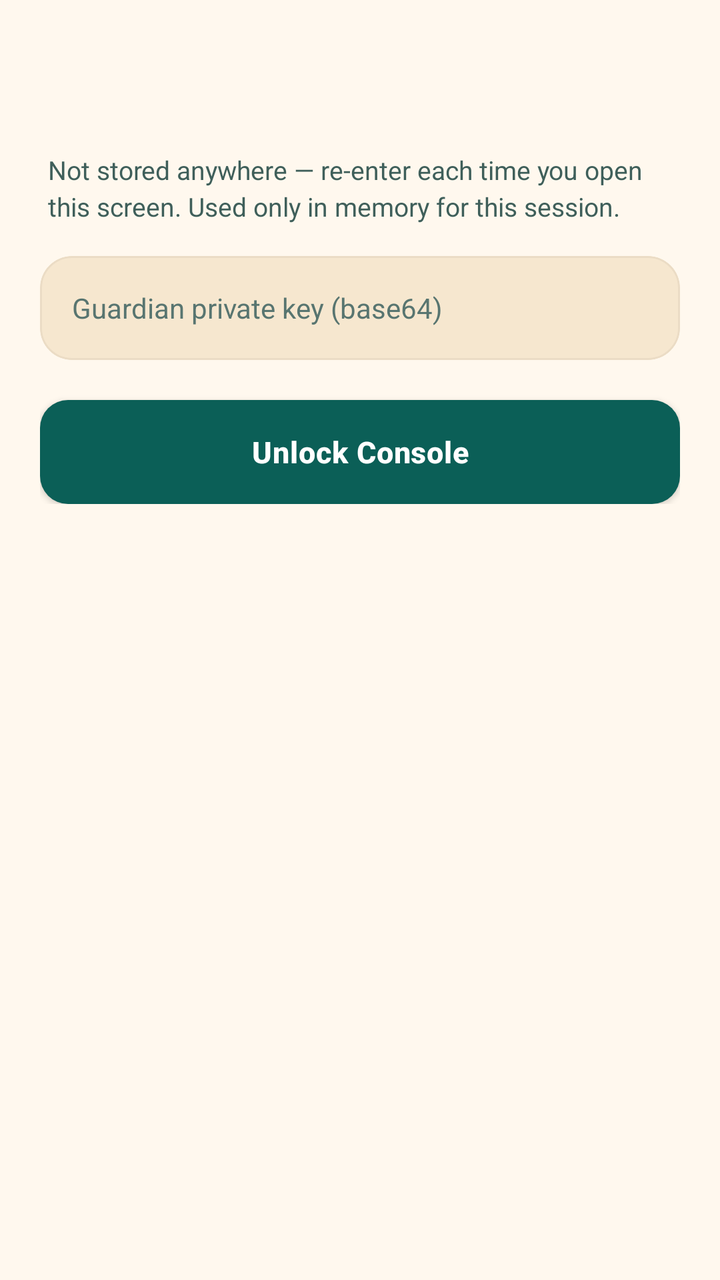
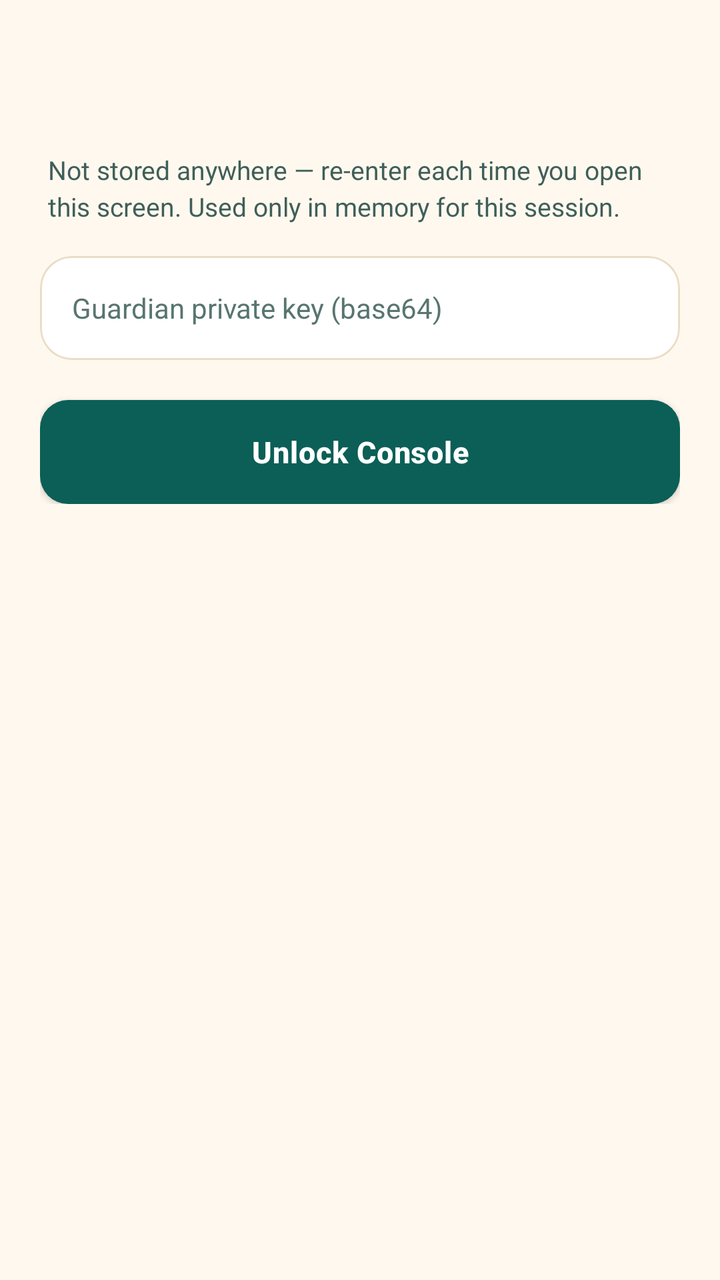

An Android layout rendered at two revisions. The XML below is the earlier revision; the diff shows what the commit changed to produce the second picture.
<!-- AndroidManifest.xml: application theme AppTheme -->
<!-- res/layout/guardian_console.xml -->
<androidx.coordinatorlayout.widget.CoordinatorLayout
	xmlns:android="http://schemas.android.com/apk/res/android"
	xmlns:app="http://schemas.android.com/apk/res-auto"
	xmlns:tools="http://schemas.android.com/tools"
	android:id="@+id/_coordinator"
	android:layout_width="match_parent"
	android:layout_height="match_parent">
	<com.google.android.material.appbar.AppBarLayout
		android:id="@+id/_app_bar"
		android:layout_width="match_parent"
		android:layout_height="wrap_content"
		android:theme="@style/AppTheme.AppBarOverlay"
		app:elevation="0dp"
		android:stateListAnimator="@null">
		<androidx.appcompat.widget.Toolbar
			android:id="@+id/_toolbar"
			android:layout_width="match_parent"
			android:layout_height="?attr/actionBarSize"
			android:background="?attr/appBarColor"
			app:popupTheme="@style/AppTheme.PopupOverlay" />
	</com.google.android.material.appbar.AppBarLayout>
	<androidx.core.widget.NestedScrollView
		android:layout_width="match_parent"
		android:layout_height="match_parent"
		android:background="@color/colorBackground"
		android:fillViewport="true"
		android:overScrollMode="never"
		app:layout_behavior="@string/appbar_scrolling_view_behavior">
		<LinearLayout
			android:id="@+id/linear32"
			android:layout_width="match_parent"
			android:layout_height="wrap_content"
			android:padding="20dp"
			android:orientation="vertical">
			<LinearLayout
				android:id="@+id/sectionKeyEntry"
				android:layout_width="match_parent"
				android:layout_height="wrap_content"
				android:orientation="vertical">
				<TextView
					android:id="@+id/textview46"
					android:layout_width="match_parent"
					android:layout_height="wrap_content"
					android:layout_marginBottom="16dp"
					android:text="Not stored anywhere — re-enter each time you open this screen. Used only in memory for this session."
					android:textSize="13sp"
					android:textColor="@color/colorTextSecondary"
					android:layout_marginStart="4dp"
					android:lineSpacingExtra="3dp"
					android:focusable="false" />
				<com.google.android.material.card.MaterialCardView
					android:id="@+id/cardview22"
					android:layout_width="match_parent"
					android:layout_height="wrap_content"
					app:cardBackgroundColor="@color/colorSurfaceRaised"
					app:cardCornerRadius="16dp"
					app:cardElevation="0dp"
					app:strokeColor="@color/colorCardStroke"
					app:strokeWidth="1dp">
					<EditText
						android:id="@+id/etGuardianKey"
						android:layout_width="match_parent"
						android:layout_height="52dp"
						android:background="@android:color/transparent"
						android:gravity="center_vertical"
						android:textSize="14sp"
						android:textColor="@color/colorTextPrimary"
						android:hint="Guardian private key (base64)"
						android:inputType="textPassword"
						android:focusable="true"
						android:focusableInTouchMode="true"
						android:paddingHorizontal="16dp" />
				</com.google.android.material.card.MaterialCardView>
				<TextView
					android:id="@+id/tvKeyError"
					android:layout_width="match_parent"
					android:layout_height="wrap_content"
					android:layout_marginTop="8dp"
					android:textSize="13sp"
					android:textColor="@color/colorError"
					android:visibility="gone" />
				<com.google.android.material.button.MaterialButton
					android:id="@+id/btnUnlockConsole"
					android:layout_width="match_parent"
					android:layout_height="52dp"
					android:layout_marginTop="20dp"
					android:text="Unlock Console"
					android:textSize="15sp"
					android:textStyle="bold"
					android:textColor="@color/colorTextOnAccent"
					android:textAllCaps="false"
					app:backgroundTint="@color/colorAccent"
					app:cornerRadius="14dp"
					app:elevation="0dp" />
			</LinearLayout>
			<LinearLayout
				android:id="@+id/sectionWorklist"
				android:layout_width="match_parent"
				android:layout_height="wrap_content"
				android:orientation="vertical"
				android:visibility="gone">
				<TextView
					android:id="@+id/tvSigningAs"
					android:layout_width="match_parent"
					android:layout_height="wrap_content"
					android:layout_marginBottom="16dp"
					android:textSize="13sp"
					android:textColor="@color/colorTextSecondary"
					android:layout_marginStart="4dp"
					android:focusable="false" />
				<com.google.android.material.button.MaterialButton
					android:id="@+id/btnRefreshDisputes"
					android:layout_width="match_parent"
					android:layout_height="48dp"
					android:text="Refresh Disputes"
					android:textSize="14sp"
					android:textStyle="bold"
					android:textColor="@color/colorTextSecondary"
					android:textAllCaps="false"
					app:backgroundTint="@color/colorSurfaceRaised"
					app:cornerRadius="14dp"
					app:elevation="0dp"
					app:strokeColor="@color/colorCardStroke"
					app:strokeWidth="1dp" />
				<TextView
					android:id="@+id/tvNoDisputes"
					android:layout_width="match_parent"
					android:layout_height="wrap_content"
					android:layout_marginTop="32dp"
					android:gravity="center_horizontal|center_vertical"
					android:text="No disputed orders right now."
					android:textSize="14sp"
					android:textColor="@color/colorTextTertiary"
					android:visibility="gone"
					android:focusable="false" />
				<LinearLayout
					android:id="@+id/layoutDisputeCards"
					android:layout_width="match_parent"
					android:layout_height="wrap_content"
					android:layout_marginTop="16dp"
					android:orientation="vertical" />
			</LinearLayout>
		</LinearLayout>
	</androidx.core.widget.NestedScrollView>
</androidx.coordinatorlayout.widget.CoordinatorLayout>
<!-- resources referenced by this layout -->
<resources>
  <color name="colorAccent">#0B5F57</color>
  <color name="colorBackground">#FFF8EE</color>
  <color name="colorCardStroke">#EBDCC5</color>
  <color name="colorError">#C8443F</color>
  <color name="colorSurfaceRaised">#F6E7CF</color>
  <color name="colorTextOnAccent">#FFFFFF</color>
  <color name="colorTextPrimary">#0B2F2C</color>
  <color name="colorTextSecondary">#3F5F5A</color>
  <color name="colorTextTertiary">#587570</color>
  <style name="AppTheme.AppBarOverlay" parent="ThemeOverlay.MaterialComponents.Light">
          
          <item name="android:textColorPrimary">?attr/onAppBarColor</item>
          <item name="android:textColorSecondary">?attr/onAppBarColor</item>
          <item name="colorControlNormal">?attr/onAppBarColor</item>
          <item name="colorOnSurface">?attr/onAppBarColor</item>
      </style>
  <style name="AppTheme.PopupOverlay" parent="ThemeOverlay.MaterialComponents.Light">
          <item name="popupMenuStyle">@style/HarvanaPopupMenu</item>
          <item name="actionOverflowMenuStyle">@style/HarvanaPopupMenu</item>
      </style>
  <style name="HarvanaPopupMenu" parent="Widget.MaterialComponents.PopupMenu">
          <item name="android:popupBackground">@drawable/bg_popup_menu</item>
          <item name="android:popupElevation">10dp</item>
      </style>
  <style name="HarvanaSpinner" parent="Widget.AppCompat.Spinner">
          <item name="android:popupBackground">@color/colorSurface</item>
          <item name="android:dropDownSelector">@color/colorAccentRipple</item>
      </style>
  <!-- drawable ic_nav_back (drawable) -->
  <?xml version="1.0" encoding="utf-8"?>
  <vector xmlns:android="http://schemas.android.com/apk/res/android"
      android:width="24dp" android:height="24dp" android:viewportWidth="24" android:viewportHeight="24"
      android:autoMirrored="true"
      android:tint="?attr/colorControlNormal">
      <path android:fillColor="#FFFFFFFF" android:pathData="M20,11H7.83l5.59,-5.59L12,4l-8,8 8,8 1.41,-1.41L7.83,13H20v-2z" />
  </vector>
  <style name="HarvanaTextView" parent="android:Widget.TextView">
          <item name="android:textColor">@color/colorTextPrimary</item>
      </style>
  <color name="colorAccentDark">#084A44</color>
  <color name="colorTextPrimaryWhite">#FFFFFF</color>
  <color name="colorControlNormal">#587570</color>
  <color name="colorAccentRipple">#1A0B5F57</color>
  <color name="colorAccentStroke">#330B5F57</color>
  <color name="colorAccentStrong">#053D3A</color>
  <color name="colorSurface">#FFFFFF</color>
  <!-- drawable bg_popup_menu (drawable) -->
  <?xml version="1.0" encoding="utf-8"?>
  <shape xmlns:android="http://schemas.android.com/apk/res/android" android:shape="rectangle">
      <solid android:color="@color/colorPopupSurface" />
      <stroke android:width="1dp" android:color="@color/colorCardStroke" />
      <corners android:radius="14dp" />
  </shape>
  <style name="HarvanaDialogButton" parent="Widget.MaterialComponents.Button.TextButton.Dialog">
          <item name="android:textColor">@color/colorAccent</item>
          <item name="android:minHeight">48dp</item>
      </style>
  <style name="HarvanaBottomSheetStyle" parent="Widget.MaterialComponents.BottomSheet.Modal">
          <item name="backgroundTint">?attr/colorSurface</item>
          <item name="shapeAppearanceOverlay">@style/HarvanaBottomSheetShape</item>
      </style>
  <color name="colorPopupSurface">#F6E9D2</color>
  <style name="HarvanaBottomSheetShape" parent="">
          <item name="cornerFamily">rounded</item>
          <item name="cornerSizeTopLeft">20dp</item>
          <item name="cornerSizeTopRight">20dp</item>
          <item name="cornerSizeBottomLeft">0dp</item>
          <item name="cornerSizeBottomRight">0dp</item>
      </style>
  <!-- unchanged entries left out for length: 5 -->
</resources>

<!-- the commit's change to res/layout/guardian_console.xml (unified diff, before → after) -->
@@ -52,7 +52,7 @@
 					android:id="@+id/cardview22"
 					android:layout_width="match_parent"
 					android:layout_height="wrap_content"
-					app:cardBackgroundColor="@color/colorSurfaceRaised"
+					app:cardBackgroundColor="@color/colorSurface"
 					app:cardCornerRadius="16dp"
 					app:cardElevation="0dp"
 					app:strokeColor="@color/colorCardStroke"
<!-- resource entries referenced after the edit -->
@@ -4,7 +4,7 @@
   <color name="colorBackground">#FFF8EE</color>
   <color name="colorCardStroke">#EBDCC5</color>
   <color name="colorError">#C8443F</color>
-  <color name="colorSurfaceRaised">#F6E7CF</color>
+  <color name="colorSurfaceRaised">@color/colorSurfaceAlt</color>
   <color name="colorTextOnAccent">#FFFFFF</color>
   <color name="colorTextPrimary">#0B2F2C</color>
   <color name="colorTextSecondary">#3F5F5A</color>
@@ -20,6 +20,7 @@
           <item name="popupMenuStyle">@style/HarvanaPopupMenu</item>
           <item name="actionOverflowMenuStyle">@style/HarvanaPopupMenu</item>
       </style>
+  <color name="colorSurfaceAlt">#FFF0DB</color>
   <style name="HarvanaPopupMenu" parent="Widget.MaterialComponents.PopupMenu">
           <item name="android:popupBackground">@drawable/bg_popup_menu</item>
           <item name="android:popupElevation">10dp</item>
@@ -61,7 +62,7 @@
           <item name="backgroundTint">?attr/colorSurface</item>
           <item name="shapeAppearanceOverlay">@style/HarvanaBottomSheetShape</item>
       </style>
-  <color name="colorPopupSurface">#F6E9D2</color>
+  <color name="colorPopupSurface">@color/colorSurface</color>
   <style name="HarvanaBottomSheetShape" parent="">
           <item name="cornerFamily">rounded</item>
           <item name="cornerSizeTopLeft">20dp</item>
